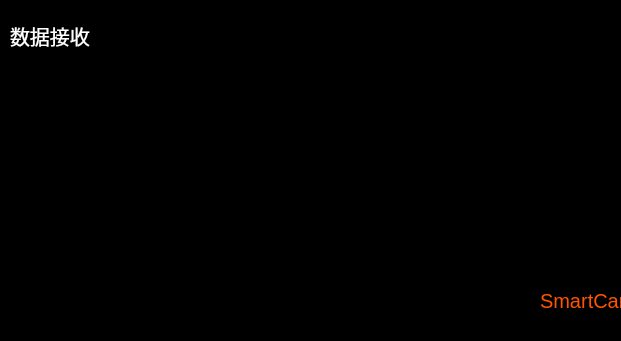
Before: the Qt Designer form QtDebug/QtDebug/widget.ui in NanoPangBZ/SmartCar-For-GCXLDS, drawn with Qt 5; both pictures show x 0 to 621 and y 459 to 800 of the 800 by 800 pixel window.
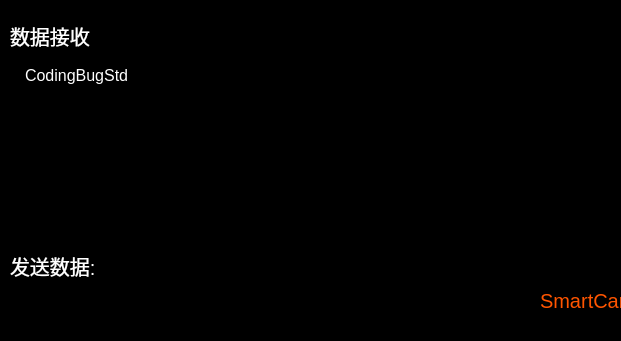
After: the same form once the commit is applied. Icons and pictures are not drawn.

```diff
--- a/QtDebug/QtDebug/widget.ui
+++ b/QtDebug/QtDebug/widget.ui
@@ -85,6 +85,25 @@
      <height>181</height>
     </rect>
    </property>
+   <property name="font">
+    <font>
+     <pointsize>12</pointsize>
+    </font>
+   </property>
+   <property name="styleSheet">
+    <string notr="true">color: rgb(255, 255, 255);</string>
+   </property>
+   <property name="readOnly">
+    <bool>true</bool>
+   </property>
+   <property name="html">
+    <string>&lt;!DOCTYPE HTML PUBLIC &quot;-//W3C//DTD HTML 4.0//EN&quot; &quot;http://www.w3.org/TR/REC-html40/strict.dtd&quot;&gt;
+&lt;html&gt;&lt;head&gt;&lt;meta name=&quot;qrichtext&quot; content=&quot;1&quot; /&gt;&lt;style type=&quot;text/css&quot;&gt;
+p, li { white-space: pre-wrap; }
+&lt;/style&gt;&lt;/head&gt;&lt;body style=&quot; font-family:'SimSun'; font-size:12pt; font-weight:400; font-style:normal;&quot;&gt;
+&lt;p style=&quot; margin-top:0px; margin-bottom:0px; margin-left:0px; margin-right:0px; -qt-block-indent:0; text-indent:0px;&quot;&gt;CodingBugStd&lt;/p&gt;
+&lt;p style=&quot;-qt-paragraph-type:empty; margin-top:0px; margin-bottom:0px; margin-left:0px; margin-right:0px; -qt-block-indent:0; text-indent:0px; font-size:16pt;&quot;&gt;&lt;br /&gt;&lt;/p&gt;&lt;/body&gt;&lt;/html&gt;</string>
+   </property>
   </widget>
   <widget class="QLabel" name="label_4">
    <property name="geometry">
@@ -152,6 +171,48 @@
     </property>
    </widget>
   </widget>
+  <widget class="QLineEdit" name="lineEdit">
+   <property name="geometry">
+    <rect>
+     <x>20</x>
+     <y>740</y>
+     <width>451</width>
+     <height>21</height>
+    </rect>
+   </property>
+   <property name="font">
+    <font>
+     <pointsize>12</pointsize>
+    </font>
+   </property>
+   <property name="styleSheet">
+    <string notr="true">color: rgb(255, 255, 255);</string>
+   </property>
+  </widget>
+  <widget class="QLabel" name="label_5">
+   <property name="geometry">
+    <rect>
+     <x>10</x>
+     <y>710</y>
+     <width>91</width>
+     <height>31</height>
+    </rect>
+   </property>
+   <property name="font">
+    <font>
+     <pointsize>15</pointsize>
+    </font>
+   </property>
+   <property name="cursor">
+    <cursorShape>PointingHandCursor</cursorShape>
+   </property>
+   <property name="styleSheet">
+    <string notr="true">border-top-color: rgb(85, 0, 255);</string>
+   </property>
+   <property name="text">
+    <string>&lt;html&gt;&lt;head/&gt;&lt;body&gt;&lt;p&gt;&lt;span style=&quot; color:#ffffff;&quot;&gt;发送数据:&lt;/span&gt;&lt;/p&gt;&lt;/body&gt;&lt;/html&gt;</string>
+   </property>
+  </widget>
  </widget>
  <layoutdefault spacing="6" margin="11"/>
  <resources/>
```
